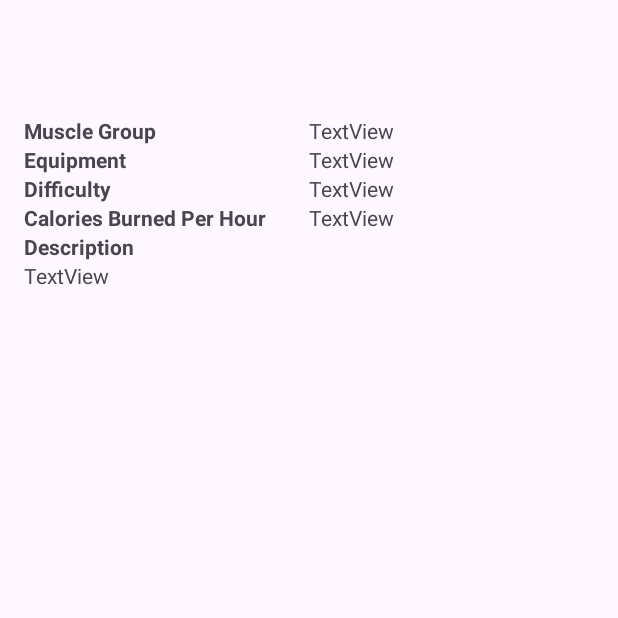
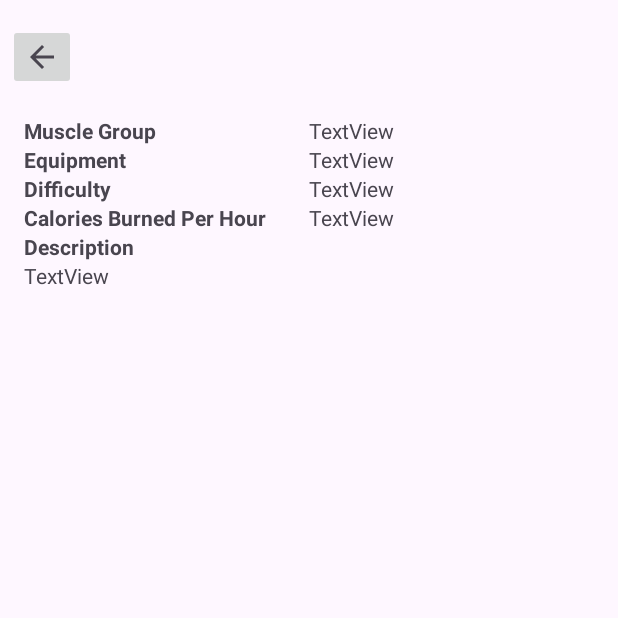
Before and after one commit to Scruffydrew/NIT3213-Assessment-2, an Android app: the DetailsFragment screen opened through its navigation route, on a phone screen of 412 x 824 dp, the top half of it. Run offline under Robolectric (Android 15) with nearby library versions, the phone set to English and light mode, and no system bars; our stand-ins replace Dagger/Hilt's generated code; 2 statements that could not run were skipped.

Commit message:
Added back button to fragment_details.xml layout

```diff
--- a/app/src/main/res/layout/fragment_details.xml
+++ b/app/src/main/res/layout/fragment_details.xml
@@ -12,12 +12,30 @@
         android:layout_marginBottom="16dp"
         android:orientation="vertical">
 
-        <TextView
-            style="@style/TitleTextViewStyle"
-            android:id="@+id/detailsTextViewTitle"
+        <LinearLayout
+            android:id="@+id/titlebarLinearLayout"
             android:layout_width="match_parent"
             android:layout_height="wrap_content"
-            android:layout_weight="0" />
+            android:layout_weight="0"
+            android:orientation="horizontal">
+
+            <ImageButton
+                android:id="@+id/backImageButton"
+                android:layout_width="45dp"
+                android:layout_height="wrap_content"
+                android:layout_marginTop="16dp"
+                android:layout_marginStart="5dp"
+                android:layout_weight="0"
+                android:src="?attr/homeAsUpIndicator" />
+
+            <TextView
+                android:id="@+id/detailsTextViewTitle"
+                style="@style/TitleTextViewStyle"
+                android:layout_width="match_parent"
+                android:layout_height="wrap_content"
+                android:layout_marginEnd="50dp"
+                android:layout_weight="0" />
+        </LinearLayout>
 
         <LinearLayout
             android:id="@+id/muscleGroupLinearLayout"
```
